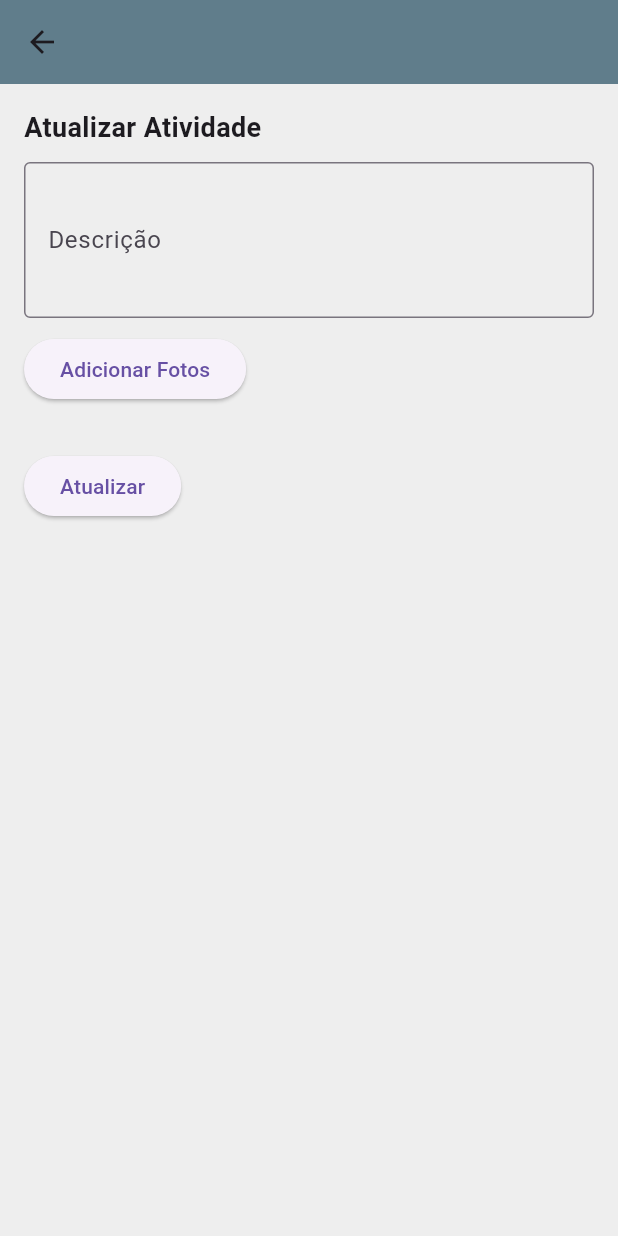
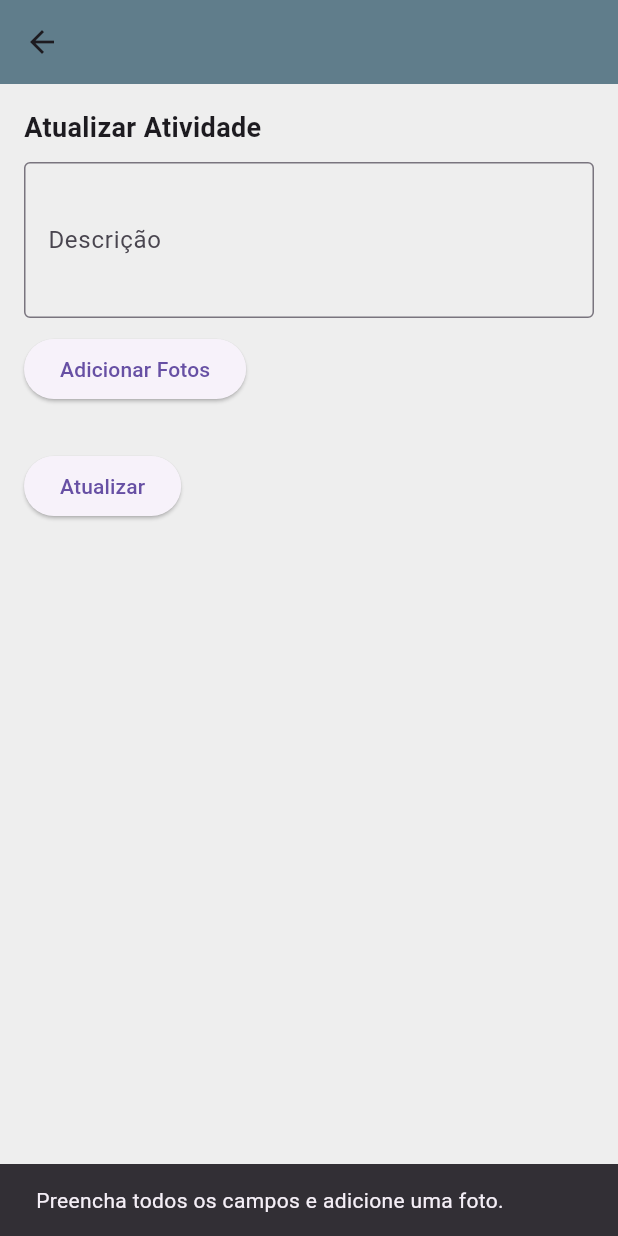
Before and after one commit to andressateixeira13/projeto_mobile, a Flutter app: the UpdateActivityPage screen opened directly with empty values, after a tap on "Atualizar", on a phone screen of 412 x 824 dp. Run offline on Flutter 3.47's test engine with Material 3 defaults, Android fonts, the phone set to English and light mode, and no system bars; our stand-ins replace image_picker, shared_preferences; accounts and stored records are empty; network calls fail.

Commit message:
atualizações

```diff
--- a/lib/activity.dart
+++ b/lib/activity.dart
@@ -2,10 +2,10 @@ class Activity {
   final int id;
   final String nomeAtiv;
   final String descricao;
-  final String data;
-  final int tipoAtividade;
-  final int funcionario;
-  final int ambiente;
+  final String? data;
+  final int? tipoAtividade;
+  final int? funcionario;
+  final int? ambiente;
 
   Activity({
     required this.id,
@@ -20,8 +20,8 @@ class Activity {
   factory Activity.fromJson(Map<String, dynamic> json) {
     return Activity(
       id: json['id'],
-      nomeAtiv: json['nomeAtiv'],
-      descricao: json['descricao'],
+      nomeAtiv: json['nomeAtiv'] ?? 'Sem nome',
+      descricao: json['descricao'] ?? 'Sem descrição',
       data: json['data'],
       tipoAtividade: json['tipoAtividade'],
       funcionario: json['funcionario'],
--- a/lib/activity_details_page.dart
+++ b/lib/activity_details_page.dart
@@ -12,7 +12,7 @@ class ActivityDetailsPage extends StatelessWidget {
     return Scaffold(
       backgroundColor: Colors.grey[200],
       appBar: AppBar(
-        title: Text(activity.nomeAtiv), // Atualizado para nomeAtiv
+        title: Text(activity.nomeAtiv),
         backgroundColor: Colors.blueGrey,
       ),
       body: Padding(
@@ -22,7 +22,7 @@ class ActivityDetailsPage extends StatelessWidget {
           children: [
             Text('Descrição: ${activity.descricao}', style: TextStyle(fontSize: 16)),
             SizedBox(height: 8),
-            Text('Local: ${activity.ambiente}', style: TextStyle(fontSize: 16)), // Ajustado se necessário
+            Text('Local: ${activity.ambiente}', style: TextStyle(fontSize: 16)),
             SizedBox(height: 8),
             Text('Data: ${activity.data}', style: TextStyle(fontSize: 16)),
           ],
@@ -33,7 +33,7 @@ class ActivityDetailsPage extends StatelessWidget {
           Navigator.push(
             context,
             MaterialPageRoute(
-              builder: (context) => UpdateActivityPage(activityName: activity.nomeAtiv, activity: activity), // Atualizado
+              builder: (context) => UpdateActivityPage(activityName: activity.nomeAtiv, activity: activity),
             ),
           );
         },
--- a/lib/activity_list_page.dart
+++ b/lib/activity_list_page.dart
@@ -17,6 +17,7 @@ class _ActivityListPageState extends State<ActivityListPage> {
   bool isLoading = true;
   late String token;
   late String cpf;
+  late String nome;
 
   @override
   void initState() {
@@ -77,7 +78,7 @@ class _ActivityListPageState extends State<ActivityListPage> {
             itemBuilder: (BuildContext context) => <PopupMenuEntry<String>>[
               const PopupMenuItem<String>(
                 value: 'settings',
-                child: Text('Configurações'),
+                child: Text('Dados do usuário'),
               ),
               const PopupMenuItem<String>(
                 value: 'logout',
--- a/lib/activity_service.dart
+++ b/lib/activity_service.dart
@@ -17,9 +17,13 @@ class ActivityService {
 
       if (response.statusCode == 200) {
         final List<dynamic> data = json.decode(response.body);
+        print('entrando no 200');
+        print('Dados recebidos do backend:');
+        for (var item in data) {
+          print(item); // <- imprime cada item do JSON como mapa
+        }
         return data.map((json) => Activity.fromJson(json)).toList();
       } else if (response.statusCode == 204) {
-        // No content, return an empty list
         return [];
       } else {
         throw Exception('Failed to load activities: ${response.statusCode}');
--- a/lib/update_activity_page.dart
+++ b/lib/update_activity_page.dart
@@ -1,14 +1,14 @@
 import 'package:flutter/material.dart';
 import 'package:image_picker/image_picker.dart';
+import 'package:http/http.dart' as http;
 import 'dart:io';
-
 import 'package:projeto_mobile/activity.dart';
 
 class UpdateActivityPage extends StatefulWidget {
   final String activityName;
-  final Activity activity; // Adicionado para receber o objeto Activity
+  final Activity activity;
 
-  UpdateActivityPage({required this.activityName, required this.activity}); // Atualizado
+  UpdateActivityPage({required this.activityName, required this.activity});
 
   @override
   _UpdateActivityPageState createState() => _UpdateActivityPageState();
@@ -16,6 +16,8 @@ class UpdateActivityPage extends StatefulWidget {
 
 class _UpdateActivityPageState extends State<UpdateActivityPage> {
   final ImagePicker _picker = ImagePicker();
+  final TextEditingController _descricaoController = TextEditingController();
+  String _situacao = 'Concluída';
   List<XFile> _images = [];
 
   Future<void> _pickImage() async {
@@ -24,6 +26,43 @@ class _UpdateActivityPageState extends State<UpdateActivityPage> {
       setState(() {
         _images.addAll(pickedImages);
       });
+    }
+  }
+
+  Future<void> _enviarRetorno() async {
+    if (_images.isEmpty || _descricaoController.text.isEmpty) {
+      ScaffoldMessenger.of(context).showSnackBar(
+        SnackBar(content: Text('Preencha todos os campos e adicione uma foto.')),
+      );
+      return;
+    }
+
+    try {
+      final uri = Uri.parse('http://10.0.2.2:8080/retornos');
+      final request = http.MultipartRequest('POST', uri)
+        ..fields['atividadeId'] = widget.activity.id.toString()
+        ..fields['descricao'] = _descricaoController.text
+        ..fields['situacao'] = _situacao;
+
+      File imageFile = File(_images.first.path);
+      request.files.add(await http.MultipartFile.fromPath('foto', imageFile.path));
+
+      final response = await request.send();
+
+      if (response.statusCode == 200) {
+        ScaffoldMessenger.of(context).showSnackBar(
+          SnackBar(content: Text('Retorno enviado com sucesso!')),
+        );
+        Navigator.pop(context);
+      } else {
+        ScaffoldMessenger.of(context).showSnackBar(
+          SnackBar(content: Text('Erro ao enviar retorno: ${response.statusCode}')),
+        );
+      }
+    } catch (e) {
+      ScaffoldMessenger.of(context).showSnackBar(
+        SnackBar(content: Text('Erro: $e')),
+      );
     }
   }
 
@@ -46,6 +85,7 @@ class _UpdateActivityPageState extends State<UpdateActivityPage> {
             ),
             SizedBox(height: 10),
             TextField(
+              controller: _descricaoController,
               decoration: InputDecoration(
                 labelText: 'Descrição',
                 border: OutlineInputBorder(),
@@ -72,9 +112,7 @@ class _UpdateActivityPageState extends State<UpdateActivityPage> {
             ),
             SizedBox(height: 20),
             ElevatedButton(
-              onPressed: () {
-                // Implement update logic
-              },
+              onPressed: _enviarRetorno,
               child: Text('Atualizar'),
             ),
           ],
```
Also changed, not shown: lib/password_recovery_page.dart (+7 -4 lines).
